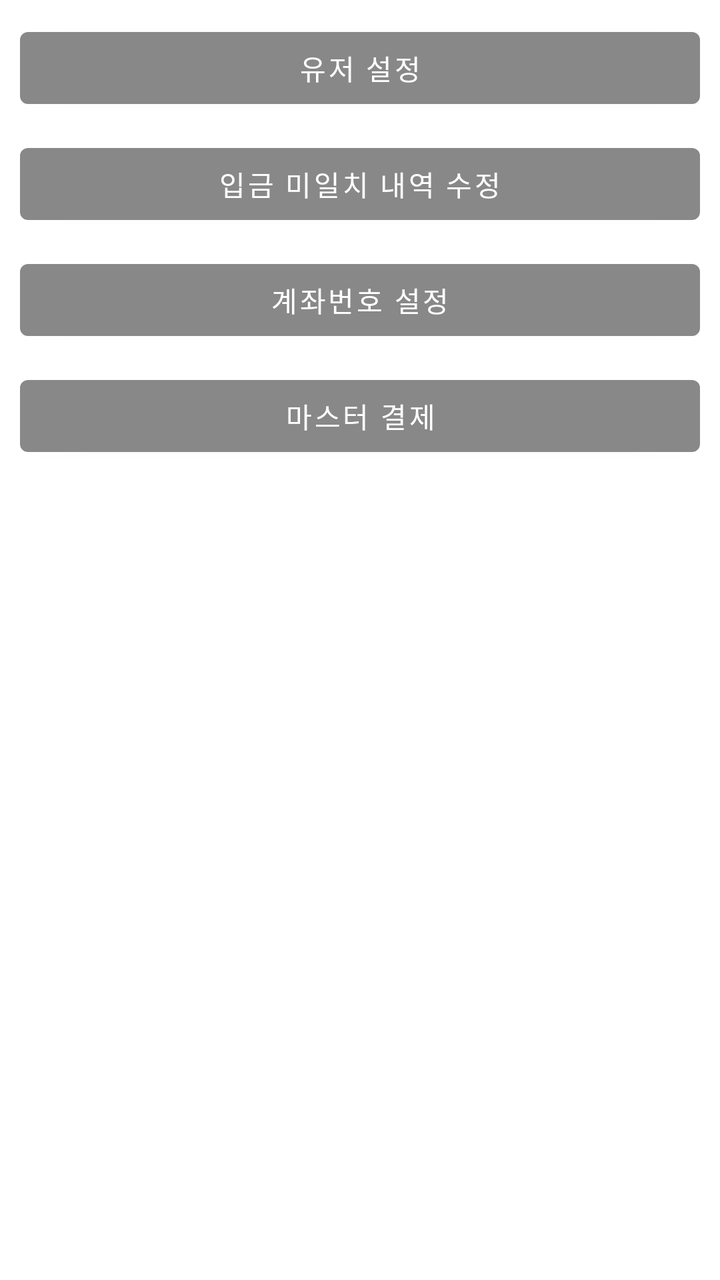
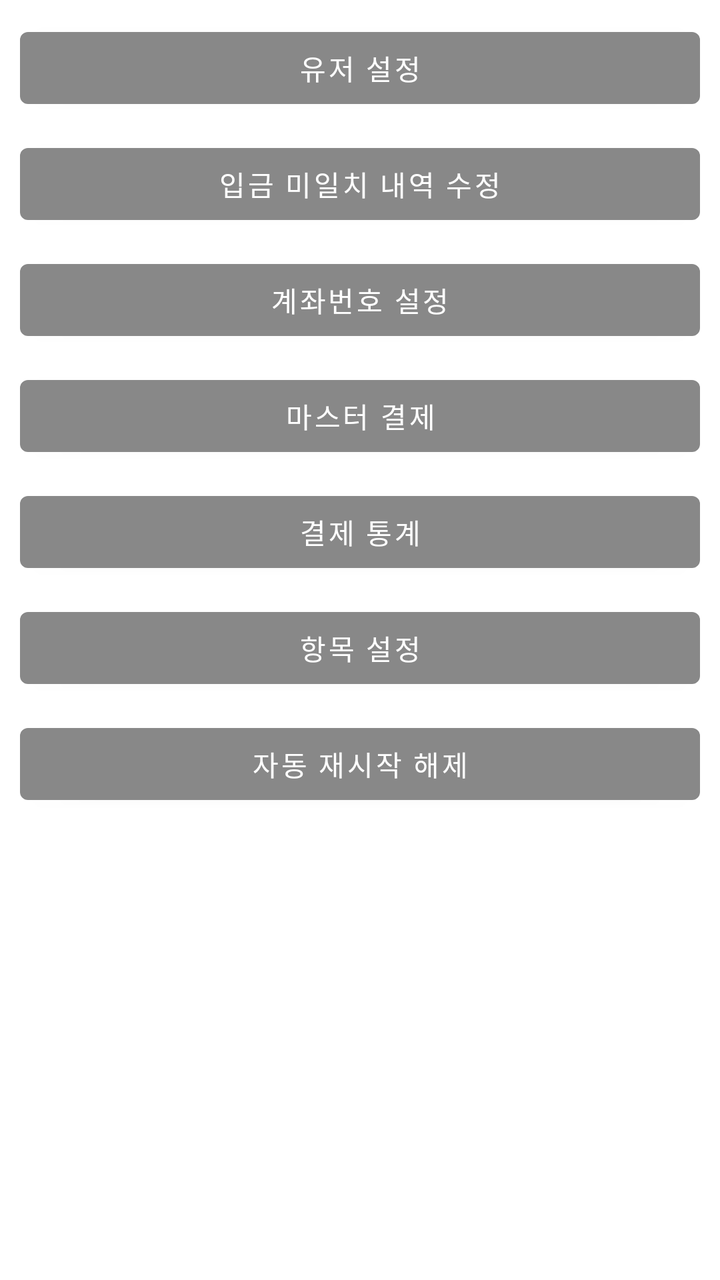

An Android layout rendered at two revisions. The XML below is the earlier revision; the diff shows what the commit changed to produce the second picture.
<!-- AndroidManifest.xml: application theme AppTheme -->
<!-- res/layout/fragment_main_master.xml -->
<?xml version="1.0" encoding="utf-8"?>
<androidx.constraintlayout.widget.ConstraintLayout
    xmlns:android="http://schemas.android.com/apk/res/android"
    xmlns:app="http://schemas.android.com/apk/res-auto"
    xmlns:tools="http://schemas.android.com/tools"
    android:layout_width="match_parent"
    android:layout_height="match_parent"
    tools:context=".ui.view.activity.MainActivity">
    <Button
        android:id="@+id/btnUser"
        android:layout_width="match_parent"
        android:layout_height="wrap_content"
        android:layout_margin="10dp"
        android:text = "유저 설정"
        app:layout_constraintTop_toTopOf="parent"/>
    <Button
        android:id="@+id/btnDeposit"
        android:layout_width="match_parent"
        android:layout_height="wrap_content"
        android:layout_margin="10dp"
        android:text = "입금 미일치 내역 수정"
        app:layout_constraintTop_toBottomOf="@id/btnUser"/>

    <Button
        android:id="@+id/btnAccount"
        android:layout_width="match_parent"
        android:layout_height="wrap_content"
        android:layout_margin="10dp"
        android:text = "계좌번호 설정"
        app:layout_constraintTop_toBottomOf="@id/btnDeposit"/>

    <Button
        android:id="@+id/btnQR"
        android:layout_width="match_parent"
        android:layout_height="wrap_content"
        android:layout_margin="10dp"
        android:visibility="gone"
        android:text = "카카오페이 QR 설정"
        app:layout_constraintTop_toBottomOf="@id/btnAccount"/>

    <Button
        android:id="@+id/btnCharge"
        android:layout_width="match_parent"
        android:layout_height="wrap_content"
        android:layout_margin="10dp"
        android:visibility="visible"
        android:text = "마스터 결제"
        app:layout_constraintTop_toBottomOf="@id/btnQR"/>
</androidx.constraintlayout.widget.ConstraintLayout>
<!-- resources referenced by this layout -->
<resources>
  <style name="AppTheme" parent="Theme.MaterialComponents.DayNight.NoActionBar">
          
          <item name="colorPrimary">@color/primary</item>
          <item name="colorPrimaryVariant">@color/primary</item>
          <item name="colorOnPrimary">@color/white</item>
          
          <item name="colorSecondary">@color/secondary</item>
          <item name="colorSecondaryVariant">@color/secondaryVarient</item>
          <item name="colorOnSecondary">@color/black</item>
          
          <item name="android:statusBarColor" tools:targetApi="l">?attr/colorPrimaryVariant</item>
          
          <item name="android:windowNoTitle">true</item>
      </style>
  <color name="primary">#FF888888</color>
  <color name="white">#FFFFFFFF</color>
  <color name="secondary">#FFF5F5DC</color>
  <color name="secondaryVarient">#FFe0e094</color>
  <color name="black">#FF000000</color>
</resources>

<!-- the commit's change to res/layout/fragment_main_master.xml (unified diff, before → after) -->
@@ -46,4 +46,32 @@
         android:visibility="visible"
         android:text = "마스터 결제"
         app:layout_constraintTop_toBottomOf="@id/btnQR"/>
+
+    <Button
+        android:id="@+id/btnStatistics"
+        android:layout_width="match_parent"
+        android:layout_height="wrap_content"
+        android:layout_margin="10dp"
+        android:visibility="visible"
+        android:text = "결제 통계"
+        app:layout_constraintTop_toBottomOf="@id/btnCharge"/>
+
+
+    <Button
+        android:id="@+id/btnItemSetting"
+        android:layout_width="match_parent"
+        android:layout_height="wrap_content"
+        android:layout_margin="10dp"
+        android:visibility="visible"
+        android:text = "항목 설정"
+        app:layout_constraintTop_toBottomOf="@id/btnStatistics"/>
+
+    <Button
+        android:id="@+id/btnAutoStart"
+        android:layout_width="match_parent"
+        android:layout_height="wrap_content"
+        android:layout_margin="10dp"
+        android:visibility="visible"
+        android:text = "자동 재시작 해제"
+        app:layout_constraintTop_toBottomOf="@id/btnItemSetting"/>
 </androidx.constraintlayout.widget.ConstraintLayout>
